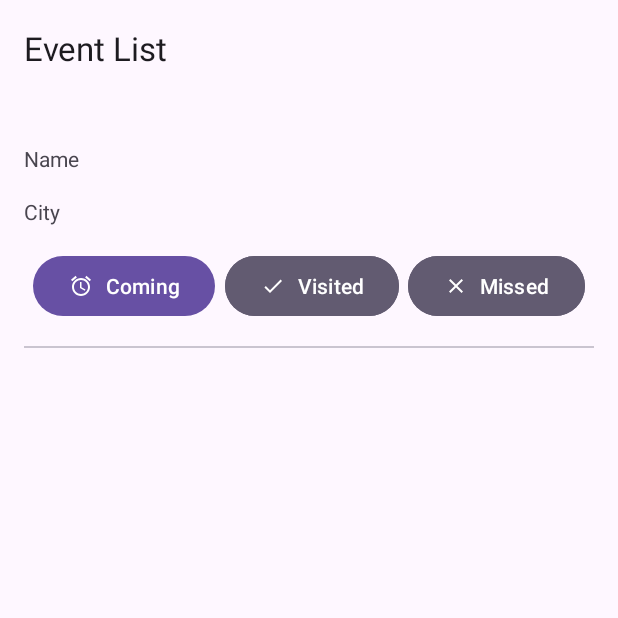
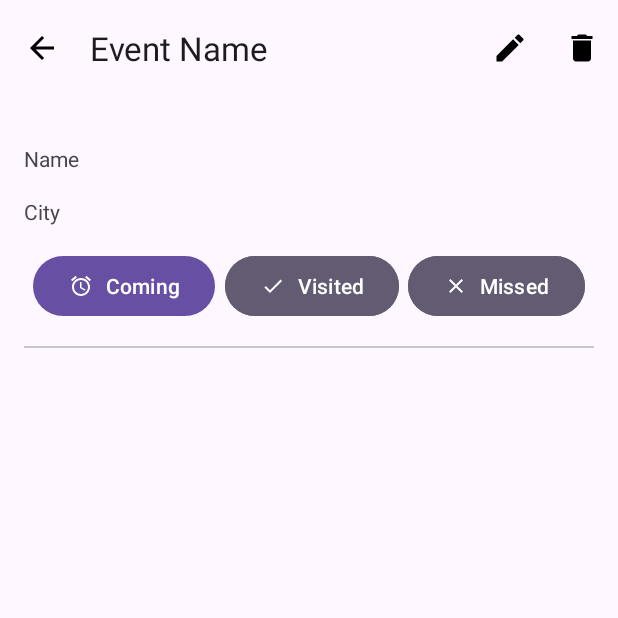
Before and after one commit to EinTheFrog/EventListExercise, an Android app: the screen it shows after launch (MainActivity), after a tap on "Event 2", on a phone screen of 412 x 824 dp, the top half of it. Run offline under Robolectric (Android 15) with nearby library versions, the phone set to English and light mode, and no system bars.

Commit message:
Add event info action bar

```diff
--- a/app/src/main/java/com/example/eventcalendar/ui/screens/createEvent/DatePickerFragment.kt
+++ b/app/src/main/java/com/example/eventcalendar/ui/screens/createEvent/DatePickerFragment.kt
@@ -8,8 +8,8 @@ import android.widget.DatePicker
 import androidx.activity.viewModels
 import androidx.fragment.app.DialogFragment
 import com.example.eventcalendar.ui.EventCalendarApplication
-import com.example.eventcalendar.ui.viewmodels.CreateEventIntent
-import com.example.eventcalendar.ui.viewmodels.CreateEventViewModel
+import com.example.eventcalendar.ui.viewmodels.createEvent.CreateEventIntent
+import com.example.eventcalendar.ui.viewmodels.createEvent.CreateEventViewModel
 import java.util.Calendar
 
 class DatePickerFragment: DialogFragment(), DatePickerDialog.OnDateSetListener {
--- a/app/src/main/java/com/example/eventcalendar/ui/screens/eventInfo/EventInfoFragment.kt
+++ b/app/src/main/java/com/example/eventcalendar/ui/screens/eventInfo/EventInfoFragment.kt
@@ -2,25 +2,61 @@ package com.example.eventcalendar.ui.screens.eventInfo
 
 import android.os.Bundle
 import android.view.LayoutInflater
+import android.view.Menu
+import android.view.MenuInflater
+import android.view.MenuItem
 import android.view.View
 import android.view.ViewGroup
+import androidx.appcompat.app.AppCompatActivity
+import androidx.core.view.MenuProvider
 import androidx.fragment.app.Fragment
+import com.example.eventcalendar.R
 import com.example.eventcalendar.databinding.FragmentEventInfoBinding
 
 class EventInfoFragment: Fragment() {
-    lateinit var binding: FragmentEventInfoBinding
+    private lateinit var binding: FragmentEventInfoBinding
+    private val menuProvider = object: MenuProvider {
+        override fun onCreateMenu(menu: Menu, menuInflater: MenuInflater) {
+            menuInflater.inflate(R.menu.event_info, menu)
+        }
+
+        override fun onMenuItemSelected(menuItem: MenuItem): Boolean {
+            return when(menuItem.itemId) {
+                R.id.edit_icon -> false
+                R.id.delete_icon -> false
+                else -> false
+            }
+        }
+
+    }
 
     override fun onCreateView(
         inflater: LayoutInflater,
         container: ViewGroup?,
         savedInstanceState: Bundle?
     ): View {
-        val binding = FragmentEventInfoBinding.inflate(inflater, container, false)
+        binding = FragmentEventInfoBinding.inflate(inflater, container, false)
         return binding.root
     }
 
     override fun onViewCreated(view: View, savedInstanceState: Bundle?) {
         super.onViewCreated(view, savedInstanceState)
+        initActionBar("Event Name")
+        activity?.addMenuProvider(menuProvider)
+    }
+
+    override fun onDestroyView() {
+        activity?.removeMenuProvider(menuProvider)
+        super.onDestroyView()
+    }
+
+    private fun initActionBar(eventName: String) {
+        if (activity == null) return
+        val appCompatActivity = activity as AppCompatActivity
+        val actionBar = appCompatActivity.supportActionBar ?: return
+        actionBar.title = eventName
+        actionBar.setDisplayHomeAsUpEnabled(true)
+        actionBar.setHomeAsUpIndicator(R.drawable.baseline_arrow_back_24)
     }
 
 }
--- a/app/src/main/java/com/example/eventcalendar/ui/screens/eventList/EventTypeFragment.kt
+++ b/app/src/main/java/com/example/eventcalendar/ui/screens/eventList/EventTypeFragment.kt
@@ -10,7 +10,6 @@ import androidx.fragment.app.viewModels
 import androidx.lifecycle.Lifecycle
 import androidx.lifecycle.lifecycleScope
 import androidx.lifecycle.repeatOnLifecycle
-import androidx.navigation.NavController
 import androidx.navigation.fragment.findNavController
 import androidx.recyclerview.widget.GridLayoutManager
 import androidx.recyclerview.widget.RecyclerView
@@ -18,8 +17,8 @@ import com.example.eventcalendar.databinding.FragmentEventTypeBinding
 import com.example.eventcalendar.model.EventType
 import com.example.eventcalendar.model.domain.EventDomain
 import com.example.eventcalendar.ui.EventCalendarApplication
-import com.example.eventcalendar.ui.viewmodels.EventListState
-import com.example.eventcalendar.ui.viewmodels.EventListViewModel
+import com.example.eventcalendar.ui.viewmodels.eventList.EventListState
+import com.example.eventcalendar.ui.viewmodels.eventList.EventListViewModel
 import com.example.eventcalendar.utils.constants.eventTypeKey
 import kotlinx.coroutines.launch
 
--- a/app/src/main/java/com/example/eventcalendar/ui/viewmodels/ViewModelFactory.kt
+++ b/app/src/main/java/com/example/eventcalendar/ui/viewmodels/ViewModelFactory.kt
@@ -2,6 +2,8 @@ package com.example.eventcalendar.ui.viewmodels
 
 import androidx.lifecycle.ViewModel
 import androidx.lifecycle.ViewModelProvider
+import com.example.eventcalendar.ui.viewmodels.createEvent.CreateEventViewModel
+import com.example.eventcalendar.ui.viewmodels.eventList.EventListViewModel
 import javax.inject.Inject
 import javax.inject.Provider
 
--- a/app/src/main/java/com/example/eventcalendar/ui/viewmodels/CreateEventIntent.kt
+++ b/app/src/main/java/com/example/eventcalendar/ui/viewmodels/createEvent/CreateEventIntent.kt
@@ -1,4 +1,4 @@
-package com.example.eventcalendar.ui.viewmodels
+package com.example.eventcalendar.ui.viewmodels.createEvent
 
 import java.util.Calendar
 
--- a/app/src/main/java/com/example/eventcalendar/ui/viewmodels/CreateEventState.kt
+++ b/app/src/main/java/com/example/eventcalendar/ui/viewmodels/createEvent/CreateEventState.kt
@@ -1,4 +1,4 @@
-package com.example.eventcalendar.ui.viewmodels
+package com.example.eventcalendar.ui.viewmodels.createEvent
 
 import java.util.Calendar
 
--- a/app/src/main/java/com/example/eventcalendar/ui/viewmodels/CreateEventViewModel.kt
+++ b/app/src/main/java/com/example/eventcalendar/ui/viewmodels/createEvent/CreateEventViewModel.kt
@@ -1,4 +1,4 @@
-package com.example.eventcalendar.ui.viewmodels
+package com.example.eventcalendar.ui.viewmodels.createEvent
 
 import androidx.lifecycle.ViewModel
 import androidx.lifecycle.viewModelScope
--- a/app/src/main/java/com/example/eventcalendar/ui/viewmodels/EventListState.kt
+++ b/app/src/main/java/com/example/eventcalendar/ui/viewmodels/eventList/EventListState.kt
@@ -1,4 +1,4 @@
-package com.example.eventcalendar.ui.viewmodels
+package com.example.eventcalendar.ui.viewmodels.eventList
 
 import com.example.eventcalendar.model.domain.EventDomain
 
--- /dev/null
+++ b/app/src/main/res/drawable/baseline_arrow_back_24.xml
@@ -0,0 +1,5 @@
+<vector android:autoMirrored="true" android:height="24dp"
+    android:tint="#000000" android:viewportHeight="24"
+    android:viewportWidth="24" android:width="24dp" xmlns:android="http://schemas.android.com/apk/res/android">
+    <path android:fillColor="@android:color/white" android:pathData="M20,11H7.83l5.59,-5.59L12,4l-8,8 8,8 1.41,-1.41L7.83,13H20v-2z"/>
+</vector>
--- /dev/null
+++ b/app/src/main/res/drawable/baseline_delete_24.xml
@@ -0,0 +1,5 @@
+<vector android:height="24dp" android:tint="#000000"
+    android:viewportHeight="24" android:viewportWidth="24"
+    android:width="24dp" xmlns:android="http://schemas.android.com/apk/res/android">
+    <path android:fillColor="@android:color/white" android:pathData="M6,19c0,1.1 0.9,2 2,2h8c1.1,0 2,-0.9 2,-2V7H6v12zM19,4h-3.5l-1,-1h-5l-1,1H5v2h14V4z"/>
+</vector>
--- /dev/null
+++ b/app/src/main/res/drawable/baseline_edit_24.xml
@@ -0,0 +1,5 @@
+<vector android:height="24dp" android:tint="#000000"
+    android:viewportHeight="24" android:viewportWidth="24"
+    android:width="24dp" xmlns:android="http://schemas.android.com/apk/res/android">
+    <path android:fillColor="@android:color/white" android:pathData="M3,17.25V21h3.75L17.81,9.94l-3.75,-3.75L3,17.25zM20.71,7.04c0.39,-0.39 0.39,-1.02 0,-1.41l-2.34,-2.34c-0.39,-0.39 -1.02,-0.39 -1.41,0l-1.83,1.83 3.75,3.75 1.83,-1.83z"/>
+</vector>
--- a/app/src/main/res/menu/event_info.xml
+++ b/app/src/main/res/menu/event_info.xml
@@ -2,9 +2,14 @@
 <menu xmlns:android="http://schemas.android.com/apk/res/android"
     xmlns:app="http://schemas.android.com/apk/res-auto">
 
-    <item android:id="@+id/confirm_icon"
-        android:title="@string/confirm"
-        android:icon="@drawable/baseline_check_24"
+    <item android:id="@+id/edit_icon"
+        android:title="@string/edit"
+        android:icon="@drawable/baseline_edit_24"
+        app:showAsAction="ifRoom" />
+
+    <item android:id="@+id/delete_icon"
+        android:title="@string/delete"
+        android:icon="@drawable/baseline_delete_24"
         app:showAsAction="ifRoom" />
 
 </menu>
```
Also changed, not shown: app/src/main/java/com/example/eventcalendar/ui/screens/createEvent/CreateEventFragment.kt (+12 -6 lines), app/src/main/java/com/example/eventcalendar/ui/viewmodels/eventInfo/EventInfoViewModel.kt (added, +11 -0 lines), app/src/main/java/com/example/eventcalendar/ui/viewmodels/eventList/EventListViewModel.kt (renamed from app/src/main/java/com/example/eventcalendar/ui/viewmodels/EventListViewModel.kt, +7 -6 lines).
